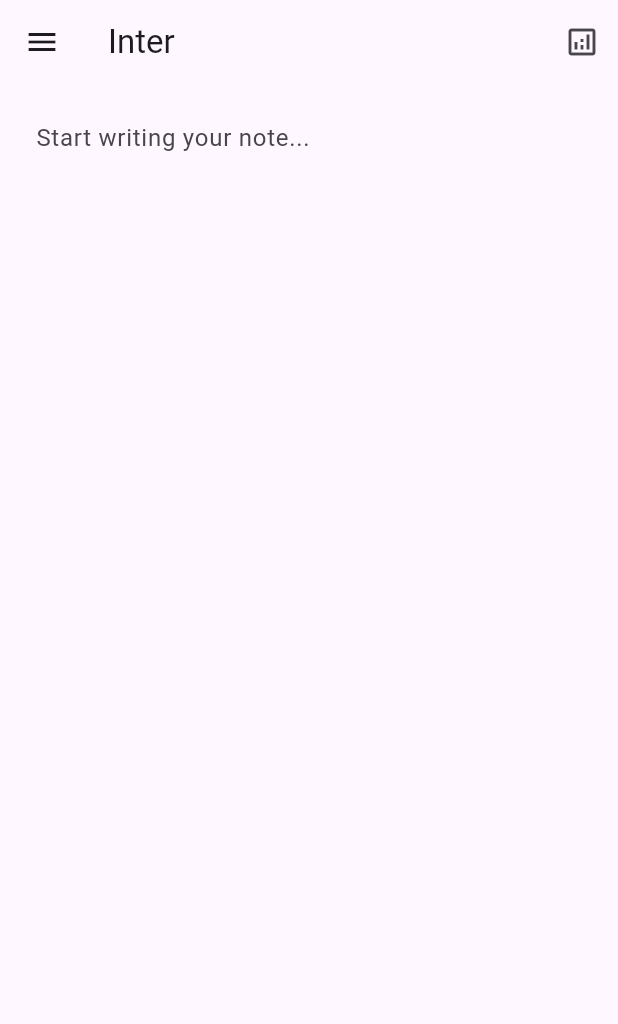
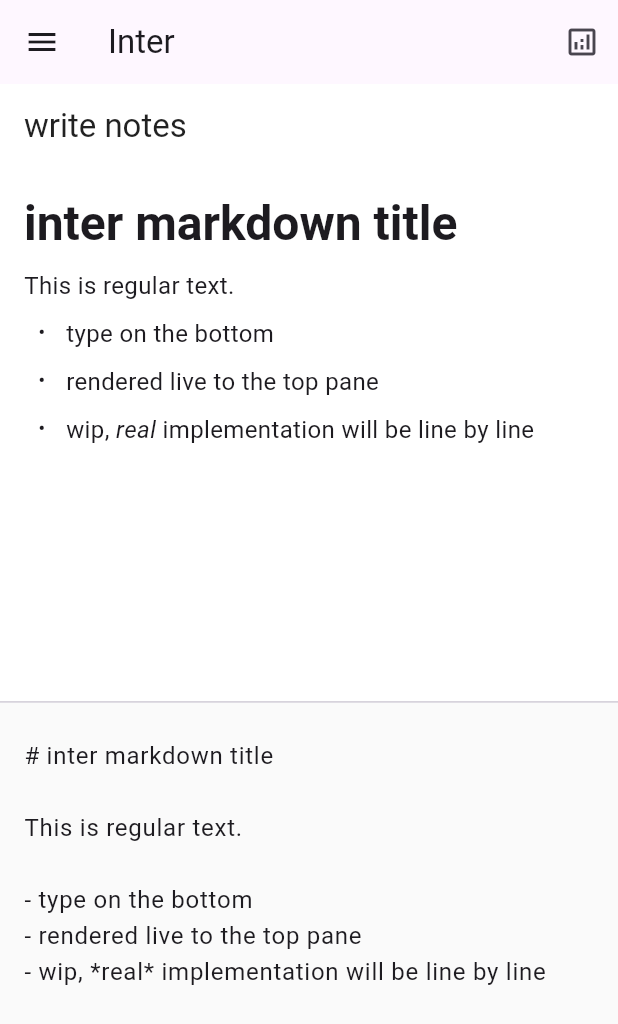
Before and after one commit to ryan-lastufka/inter, a Flutter app: the screen it shows after launch, on a phone screen of 412 x 824 dp. Shown: the top 1024 px of the screen. Run offline on Flutter 3.47's test engine with Material 3 defaults, Android fonts, the light colour scheme and no system bars; drawn by our look-alikes of flutter_markdown; our stand-ins replace flutter_riverpod, go_router; missing offline and left inert: drag_and_drop_lists.

Commit message:
basic markdown render

```diff
--- a/lib/src/widgets/edit_panel.dart
+++ b/lib/src/widgets/edit_panel.dart
@@ -1,20 +1,82 @@
 import 'package:flutter/material.dart';
+import 'package:flutter_markdown/flutter_markdown.dart';
 
-class EditPanel extends StatelessWidget {
+class EditPanel extends StatefulWidget {
   const EditPanel({super.key});
 
   @override
+  State<EditPanel> createState() => _EditPanelState();
+}
+
+class _EditPanelState extends State<EditPanel> {
+  late final TextEditingController _controller;
+  String _markdownText = '# inter markdown title\n\nThis is regular text.\n\n- type on the bottom\n- rendered live to the top pane\n- wip, *real* implementation will be line by line';
+
+  @override
+  void initState() {
+    super.initState();
+    _controller = TextEditingController(text: _markdownText);
+    _controller.addListener(() {
+      setState(() {
+        _markdownText = _controller.text;
+      });
+    });
+  }
+
+  @override
+  void dispose() {
+    _controller.dispose();
+    super.dispose();
+  }
+
+  @override
   Widget build(BuildContext context) {
-    return const Padding(
-      padding: EdgeInsets.symmetric(horizontal: 24.0, vertical: 16.0),
-      child: TextField(
-        maxLines: null,
-        expands: true,
-        decoration: InputDecoration(
-          border: InputBorder.none,
-          hintText: 'Start writing your note...',
-        ),
-        style: TextStyle(fontSize: 16, height: 1.5),
+    return Scaffold(
+      backgroundColor: Colors.white,
+      appBar: AppBar(
+        title: const Text('write notes'),
+        backgroundColor: Colors.transparent,
+        elevation: 0,
+        foregroundColor: Colors.black87,
+      ),
+      body: Column(
+        children: [
+          Expanded(
+            child: Container(
+              padding: const EdgeInsets.all(16.0),
+              width: double.infinity,
+              child: MarkdownBody(
+                data: _markdownText,
+                styleSheet: MarkdownStyleSheet(
+                  p: const TextStyle(fontSize: 16, height: 1.5),
+                  h1: const TextStyle(fontSize: 32, fontWeight: FontWeight.bold),
+                  h2: const TextStyle(fontSize: 24, fontWeight: FontWeight.bold),
+                  code: TextStyle(
+                    backgroundColor: Colors.grey[200],
+                    fontFamily: 'monospace',
+                  ),
+                ),
+              ),
+            ),
+          ),
+          const Divider(height: 1),
+          Expanded(
+            child: Container(
+              padding: const EdgeInsets.all(16.0),
+              color: Colors.grey[50],
+              child: TextField(
+                controller: _controller,
+                maxLines: null,
+                expands: true,
+                decoration: const InputDecoration(
+                  hintText: 'Start writing your note...',
+                  border: InputBorder.none,
+                ),
+                style: const TextStyle(fontSize: 16, height: 1.5),
+              ),
+            ),
+          ),
+        ],
       ),
     );
   }
--- a/pubspec.yaml
+++ b/pubspec.yaml
@@ -37,6 +37,7 @@ dependencies:
   flutter_riverpod: ^3.0.0
   go_router: ^16.2.1
   drag_and_drop_lists: ^0.4.2
+  flutter_markdown: ^0.7.7+1
 
 dev_dependencies:
   flutter_test:
```
Also changed, not shown: pubspec.lock.
